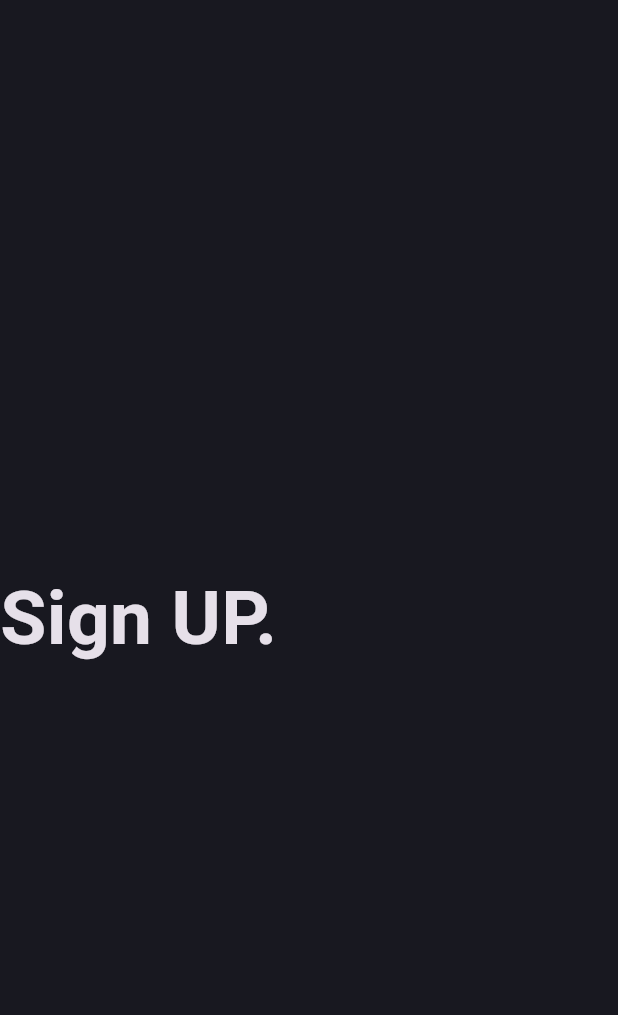
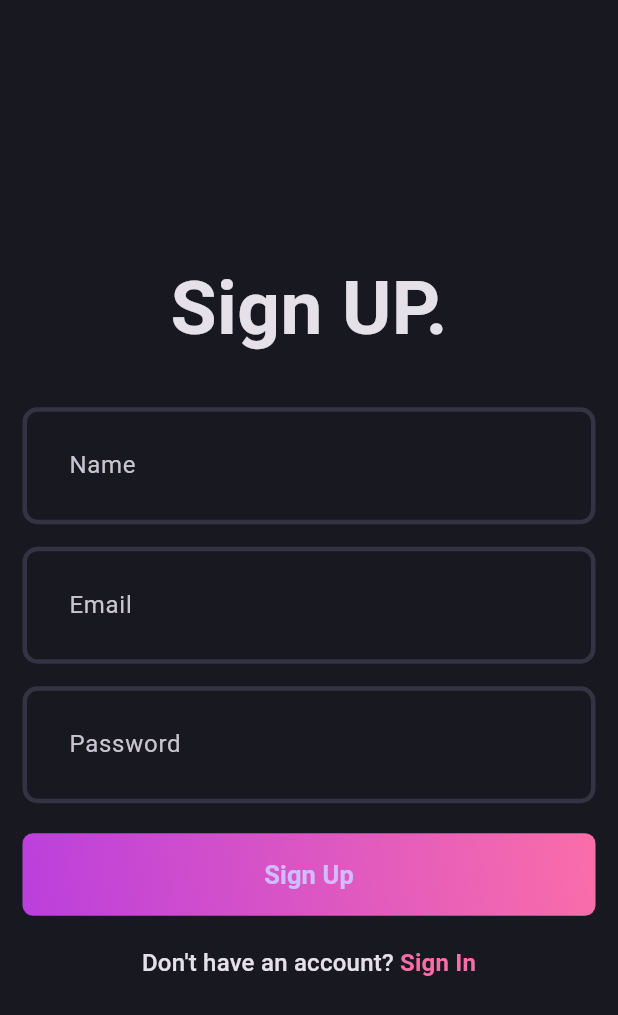
Before and after one commit to najmulmyself/blog_app_bloc, a Flutter app: the screen it shows after launch, on a phone screen of 412 x 824 dp. Shown: the top 1015 px of the screen. Run offline on Flutter 3.47's test engine with Material 3 defaults, Android fonts, the phone set to English and light mode, and no system bars.

Commit message:
signup ui done

```diff
--- a/lib/core/theme/theme.dart
+++ b/lib/core/theme/theme.dart
@@ -2,7 +2,16 @@ import 'package:blog_app/core/theme/app_pallete.dart';
 import 'package:flutter/material.dart';
 
 class AppTheme {
+  static _border([Color color = AppPallete.borderColor]) => OutlineInputBorder(
+        borderSide: BorderSide(color: color, width: 3),
+        borderRadius: BorderRadius.circular(10),
+      );
   static final darkMode = ThemeData.dark().copyWith(
     scaffoldBackgroundColor: AppPallete.backgroundColor,
+    inputDecorationTheme: InputDecorationTheme(
+      contentPadding: const EdgeInsets.all(27),
+      enabledBorder: _border(),
+      focusedBorder: _border(AppPallete.gradient2),
+    ),
   );
 }
--- a/lib/features/auth/presentation/pages/signup_page.dart
+++ b/lib/features/auth/presentation/pages/signup_page.dart
@@ -1,4 +1,9 @@
+import 'package:blog_app/core/theme/app_pallete.dart';
+import 'package:blog_app/features/auth/presentation/widgets/auth_field.dart';
+import 'package:blog_app/features/auth/presentation/widgets/auth_gradient_btn.dart';
+import 'package:flutter/cupertino.dart';
 import 'package:flutter/material.dart';
+import 'package:flutter/widgets.dart';
 
 class SignupPage extends StatefulWidget {
   const SignupPage({super.key});
@@ -10,18 +15,55 @@ class SignupPage extends StatefulWidget {
 class _SignupPageState extends State<SignupPage> {
   @override
   Widget build(BuildContext context) {
-    return const Scaffold(
-        body: Column(
+    return Scaffold(
+        body: Padding(
+      padding: const EdgeInsets.all(15.0),
+      child: Column(
         mainAxisAlignment: MainAxisAlignment.center,
         children: [
-        Text(
+          const Text(
             'Sign UP.',
             style: TextStyle(
               fontSize: 50,
               fontWeight: FontWeight.bold,
             ),
           ),
+          const SizedBox(
+            height: 30,
+          ),
+          const AuthField(hintText: "Name"),
+          const SizedBox(
+            height: 15,
+          ),
+          const AuthField(hintText: "Email"),
+          const SizedBox(
+            height: 15,
+          ),
+          const AuthField(hintText: "Password"),
+          const SizedBox(
+            height: 20,
+          ),
+          const AuthGradientBtn(),
+          const SizedBox(
+            height: 20,
+          ),
+          RichText(
+            text: TextSpan(
+              text: "Don't have an account? ",
+              style: Theme.of(context).textTheme.titleMedium,
+              children: [
+                TextSpan(
+                  text: "Sign In",
+                  style: Theme.of(context).textTheme.titleMedium?.copyWith(
+                        color: AppPallete.gradient2,
+                        fontWeight: FontWeight.bold,
+                      ),
+                ),
               ],
+            ),
+          ),
+        ],
+      ),
     ));
   }
 }
--- /dev/null
+++ b/lib/features/auth/presentation/widgets/auth_gradient_btn.dart
@@ -0,0 +1,42 @@
+import 'package:blog_app/core/theme/app_pallete.dart';
+import 'package:flutter/material.dart';
+import 'package:flutter/widgets.dart';
+
+class AuthGradientBtn extends StatelessWidget {
+  const AuthGradientBtn({super.key});
+
+  @override
+  Widget build(BuildContext context) {
+    return Container(
+      decoration: BoxDecoration(
+        gradient: const LinearGradient(
+          colors: [
+            AppPallete.gradient1,
+            AppPallete.gradient2,
+          ],
+          begin: Alignment.bottomLeft,
+          end: Alignment.topRight,
+        ),
+        borderRadius: BorderRadius.circular(7),
+      ),
+      child: ElevatedButton(
+        onPressed: () {},
+        style: ElevatedButton.styleFrom(
+          backgroundColor: AppPallete.transparentColor,
+          shadowColor: AppPallete.transparentColor,
+          fixedSize: const Size(
+            395,
+            55,
+          ),
+        ),
+        child: const Text(
+          "Sign Up",
+          style: TextStyle(
+            fontSize: 17,
+            fontWeight: FontWeight.w600,
+          ),
+        ),
+      ),
+    );
+  }
+}
--- a/lib/main.dart
+++ b/lib/main.dart
@@ -10,6 +10,7 @@ class MyApp extends StatelessWidget {
   @override
   Widget build(BuildContext context) {
     return MaterialApp(
+      debugShowCheckedModeBanner: false,
       theme: AppTheme.darkMode,
       title: 'Material App',
       home: const SignupPage(),
```
Lines whose indentation alone changed are shown as unchanged.
